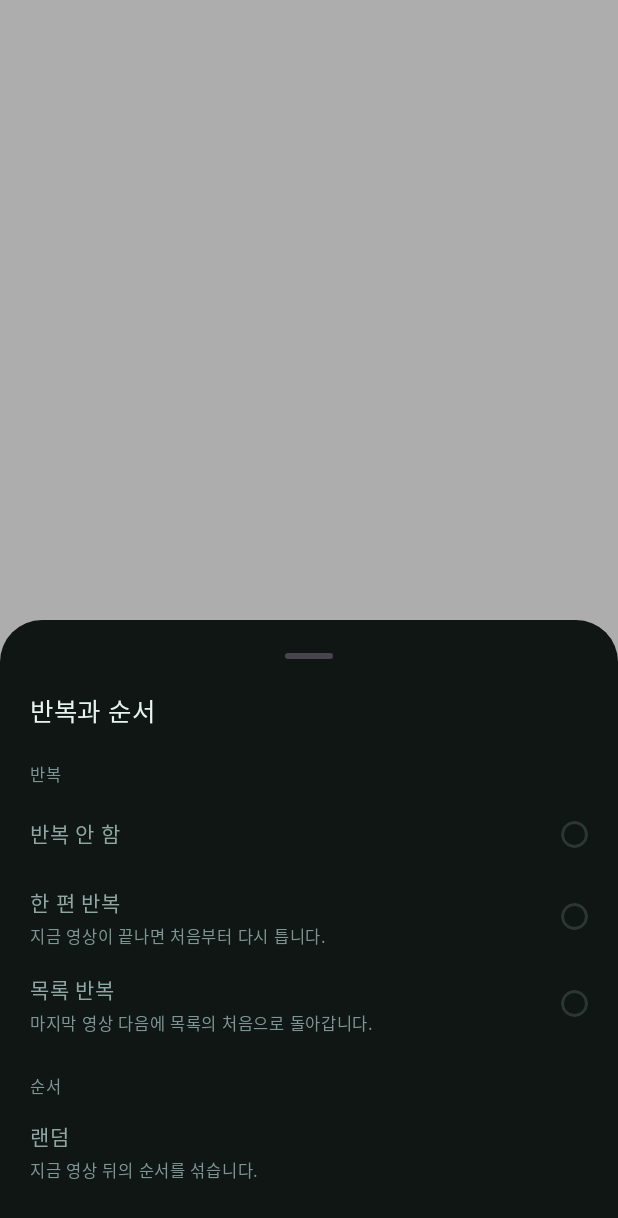
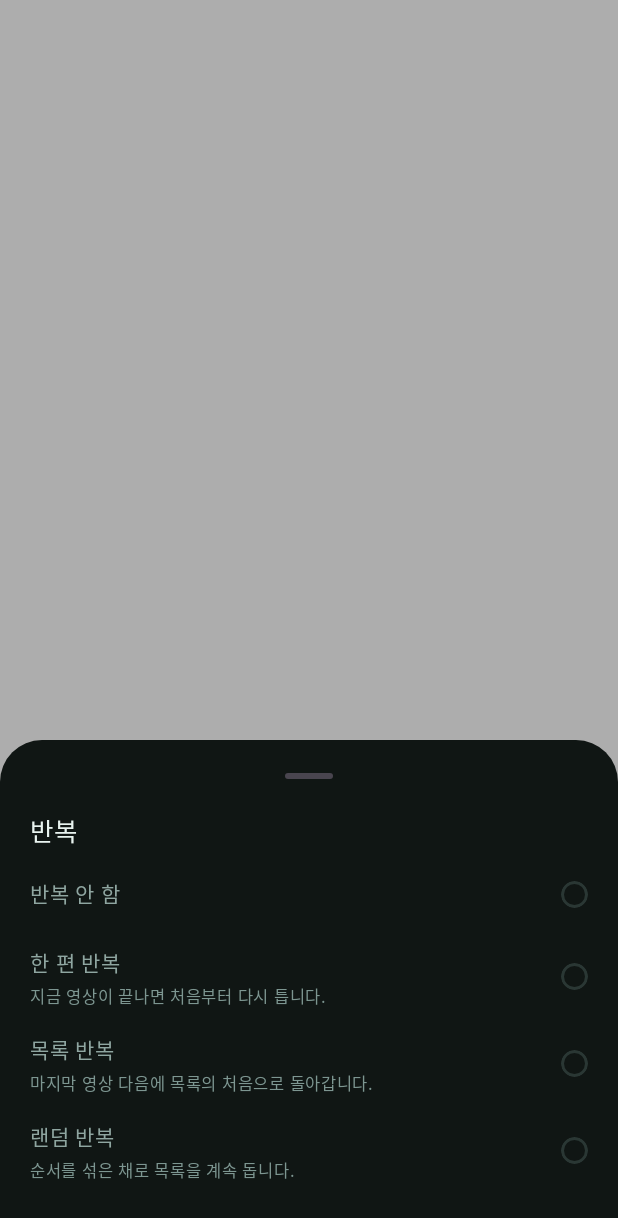
Before and after one commit to mjkang0987/pika-player, an Android app built with Jetpack Compose: the composable PlaybackSheet called with empty values, on a phone screen of 412 x 824 dp. Shown: the top 1218 px of the screen. Run offline under Robolectric (Android 15) with nearby library versions, the phone set to English and light mode, and no system bars.

Commit message:
반복은 넷 중 하나
랜덤을 따로 켜고 끄게 두었더니 설명할 수 없는 조합이 생겼다. '목록 반복 + 랜덤'
과 '랜덤' 이 무엇이 다른가 — 후자는 섞어 놓고 마지막에서 멈춘다. 무엇을 위해
섞었는지가 사라지는 상태다.

랜덤을 네 번째 선택지로 옮긴다. 랜덤은 곧 섞어서 도는 것이다. 반복 안 함 ·
한 편 반복 · 목록 반복 · 랜덤 반복, 넷 중 하나.

그래서 loopQueue 는 목록 반복과 랜덤 반복 둘 다에서 켜지고, 섞기는 모드를 고를
때 한 번 일어난다. shuffle 을 따로 들고 있던 값과 toggleShuffle 은 걷었다 —
두 개를 따로 두면 언젠가 한쪽만 고치게 된다.

Co-Authored-By: Claude Opus 5 <noreply@anthropic.com>
Claude-Session: https://claude.ai/code/session_01HEj3qpi96pjaaEihcazEcc

```diff
--- a/app/src/main/java/com/pikaworks/pikaplayer/MainActivity.kt
+++ b/app/src/main/java/com/pikaworks/pikaplayer/MainActivity.kt
@@ -899,7 +899,6 @@ class MainActivity : ComponentActivity() {
                     }
                 },
                 onSetRepeatMode = playerVm::setRepeatMode,
-                onToggleShuffle = playerVm::toggleShuffle,
                 onMarkAb = playerVm::markAb,
                 onCycleResize = playerVm::cycleResizeMode,
                 onSelectSpeed = playerVm::setSpeed,
--- a/app/src/main/java/com/pikaworks/pikaplayer/ui/PlaybackSheet.kt
+++ b/app/src/main/java/com/pikaworks/pikaplayer/ui/PlaybackSheet.kt
@@ -13,7 +13,6 @@ import androidx.compose.foundation.layout.padding
 import androidx.compose.foundation.layout.size
 import androidx.compose.foundation.shape.CircleShape
 import androidx.compose.material3.ExperimentalMaterial3Api
-import androidx.compose.material3.Icon
 import androidx.compose.material3.ModalBottomSheet
 import androidx.compose.material3.Text
 import androidx.compose.material3.rememberModalBottomSheetState
@@ -34,9 +33,9 @@ import com.pikaworks.pikaplayer.ui.theme.PikaDarkColors
  * 돌아간다. '다음 영상 자동 재생' 처럼 한 번 정해 두고 잊는 값은 설정에 있다 —
  * 성격이 다른 것을 섞어 두면 어느 것이 남고 어느 것이 사라지는지 알 수 없다.
  *
- * 반복은 셋 중 하나를 고르는 것이라 동그라미로, 랜덤은 따로 켜고 끄는 것이라
- * 체크로 그린다. 생김새가 다르면 "이걸 켜면 저건 꺼지나" 를 눌러 보지 않고도
- * 알 수 있다.
+ * 넷 중 하나만 고른다. 랜덤을 따로 켜고 끄게 두었더니 "목록 반복 + 랜덤" 과
+ * "랜덤" 이 무엇이 다른지 설명할 길이 없었다 — 섞어 놓고 마지막에서 멈추면
+ * 무엇을 위해 섞었는지가 사라진다. 랜덤은 곧 섞어서 도는 것이다.
  *
  * 여기서 말하는 '목록' 은 지금 틀고 있는 대기열이다. 재생목록·폴더에서 튼 것은
  * 그 목록이고, 보관함에서 한 편을 누른 것은 그 영상이 든 폴더다. 어느 쪽이든
@@ -47,8 +46,6 @@ import com.pikaworks.pikaplayer.ui.theme.PikaDarkColors
 fun PlaybackSheet(
     repeatMode: String,
     onRepeatModeChange: (String) -> Unit,
-    shuffle: Boolean,
-    onShuffleChange: () -> Unit,
     onDismiss: () -> Unit,
 ) {
     val colors = PikaDarkColors
@@ -60,12 +57,11 @@ fun PlaybackSheet(
     ) {
         Column(modifier = Modifier.fillMaxWidth().padding(bottom = 28.dp)) {
             Text(
-                "반복과 순서",
+                "반복",
                 fontSize = 17.sp, fontWeight = FontWeight.Medium, color = colors.textPrimary,
                 modifier = Modifier.padding(start = 20.dp, end = 20.dp, bottom = 4.dp),
             )
 
-            GroupLabel("반복")
             Choice(
                 label = "반복 안 함",
                 selected = repeatMode == RepeatMode.OFF,
@@ -83,28 +79,14 @@ fun PlaybackSheet(
                 selected = repeatMode == RepeatMode.ALL,
                 onSelect = { onRepeatModeChange(RepeatMode.ALL) },
             )
-
-            GroupLabel("순서")
-            Toggle(
-                label = "랜덤",
-                description = "지금 영상 뒤의 순서를 섞습니다.",
-                on = shuffle,
-                onToggle = onShuffleChange,
+            Choice(
+                label = "랜덤 반복",
+                description = "순서를 섞은 채로 목록을 계속 돕니다.",
+                selected = repeatMode == RepeatMode.SHUFFLE,
+                onSelect = { onRepeatModeChange(RepeatMode.SHUFFLE) },
             )
         }
     }
-}
-
-@Composable
-private fun GroupLabel(text: String) {
-    Text(
-        text,
-        fontSize = 11.sp,
-        fontWeight = FontWeight.Medium,
-        letterSpacing = 0.8.sp,
-        color = PikaDarkColors.textMeta,
-        modifier = Modifier.padding(start = 20.dp, end = 20.dp, top = 14.dp, bottom = 2.dp),
-    )
 }
 
 /** 셋 중 하나. 고르면 나머지가 풀린다. */
@@ -129,24 +111,6 @@ private fun Choice(
             if (selected) {
                 Box(Modifier.size(9.dp).clip(CircleShape).background(colors.key))
             }
-        }
-    }
-}
-
-/** 따로 켜고 끄는 것. 서로 영향이 없다. */
-@Composable
-private fun Toggle(
-    label: String,
-    on: Boolean,
-    onToggle: () -> Unit,
-    description: String? = null,
-) {
-    val colors = PikaDarkColors
-    SheetRow(label, description, on, onToggle) {
-        if (on) {
-            Icon(AppIcons.Check, "켜짐", tint = colors.key, modifier = Modifier.size(18.dp))
-        } else {
-            Box(Modifier.size(18.dp))
         }
     }
 }
--- a/app/src/main/java/com/pikaworks/pikaplayer/ui/player/PlayerScreen.kt
+++ b/app/src/main/java/com/pikaworks/pikaplayer/ui/player/PlayerScreen.kt
@@ -95,7 +95,6 @@ fun PlayerScreen(
     onResetSubtitleOffset: () -> Unit,
     onToggleLock: () -> Unit,
     onSetRepeatMode: (String) -> Unit,
-    onToggleShuffle: () -> Unit,
     onMarkAb: () -> Unit,
     onCycleResize: () -> Unit,
     onSelectSpeed: (Float) -> Unit,
@@ -167,8 +166,6 @@ fun PlayerScreen(
         PlaybackSheet(
             repeatMode = state.repeatMode,
             onRepeatModeChange = onSetRepeatMode,
-            shuffle = state.shuffleEnabled,
-            onShuffleChange = onToggleShuffle,
             onDismiss = { playbackSheetVisible = false },
         )
     }
@@ -686,7 +683,7 @@ private fun SecondaryControls(
         IconItem(
             icon = AppIcons.Repeat,
             label = "반복",
-            active = state.repeatMode != RepeatMode.OFF || state.shuffleEnabled,
+            active = state.repeatMode != RepeatMode.OFF,
             onClick = onOpenPlaybackSheet,
             modifier = Modifier.weight(1f),
         )
```
Also changed, not shown: app/src/main/java/com/pikaworks/pikaplayer/ui/player/PlayerViewModel.kt (+21 -25 lines).
